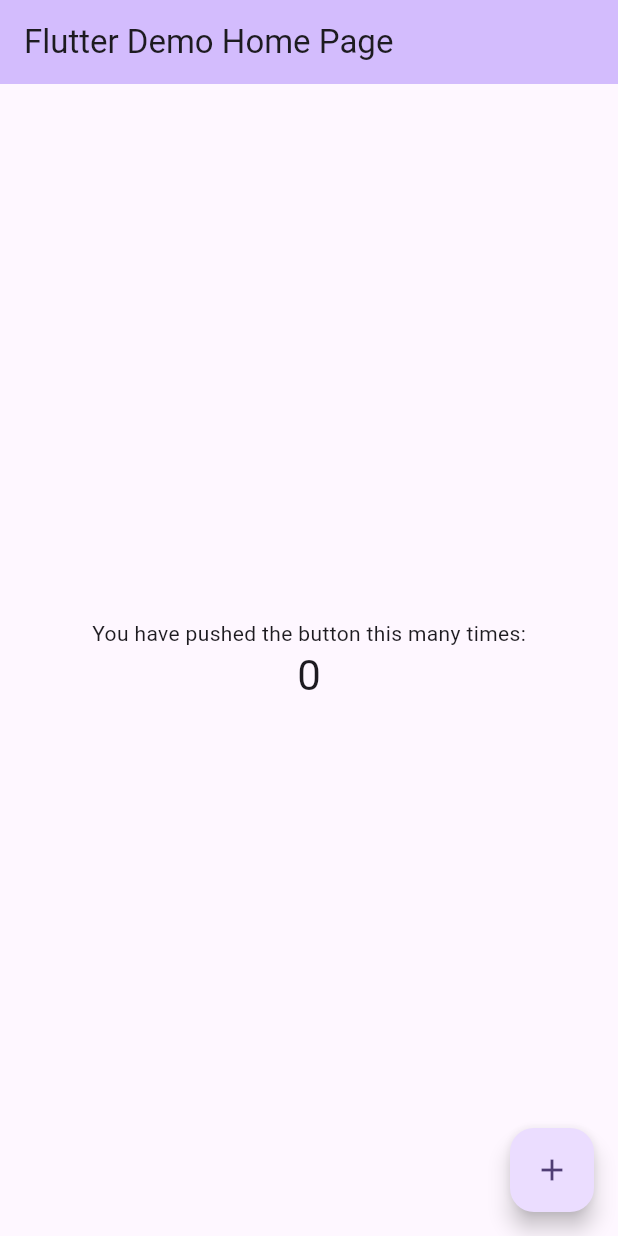
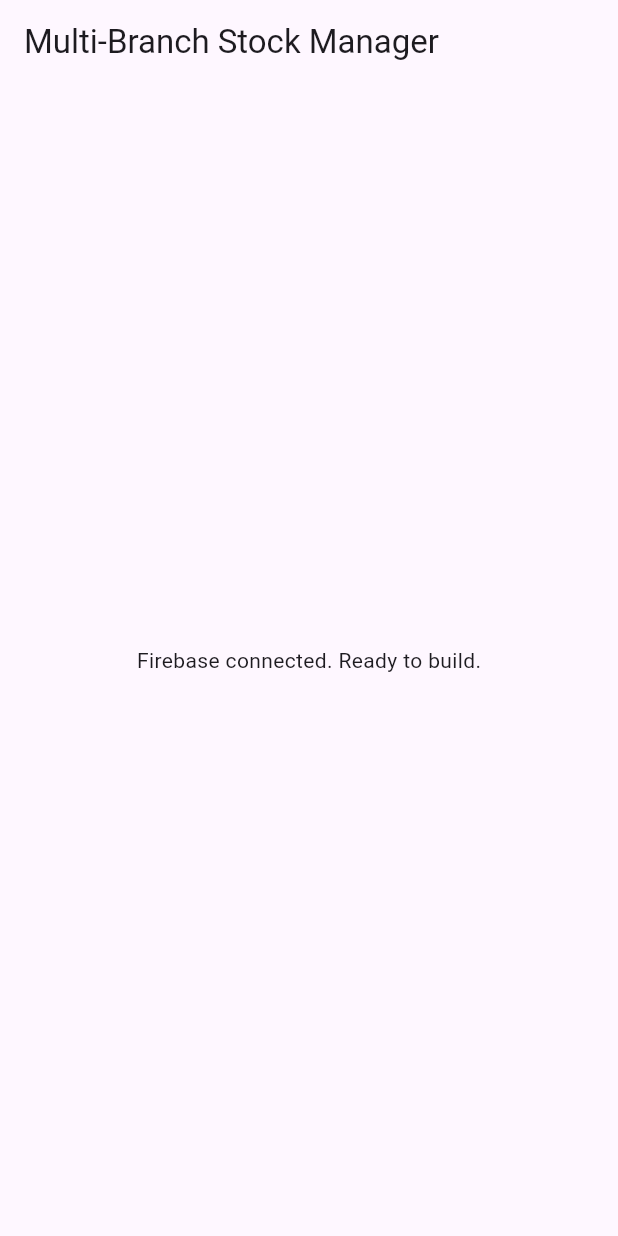
Before and after one commit to Drakhmonov/multi-branch-stock-manager, a Flutter app: the screen it shows after launch, on a phone screen of 412 x 824 dp. Run offline on Flutter 3.47's test engine with Material 3 defaults, Android fonts, the phone set to English and light mode, and no system bars; our stand-ins replace firebase_core; accounts and stored records are empty.

Commit message:
Connect Firebase (Firestore, Auth) to Flutter app

```diff
--- a/lib/main.dart
+++ b/lib/main.dart
@@ -1,121 +1,40 @@
 import 'package:flutter/material.dart';
+import 'package:firebase_core/firebase_core.dart';
+import 'firebase_options.dart';
 
-void main() {
+void main() async {
+  WidgetsFlutterBinding.ensureInitialized();
+  await Firebase.initializeApp(
+    options: DefaultFirebaseOptions.currentPlatform,
+  );
   runApp(const MyApp());
 }
 
 class MyApp extends StatelessWidget {
   const MyApp({super.key});
 
-  // This widget is the root of your application.
   @override
   Widget build(BuildContext context) {
     return MaterialApp(
-      title: 'Flutter Demo',
+      title: 'Multi-Branch Stock Manager',
       theme: ThemeData(
-        // This is the theme of your application.
-        //
-        // TRY THIS: Try running your application with "flutter run". You'll see
-        // the application has a purple toolbar. Then, without quitting the app,
-        // try changing the seedColor in the colorScheme below to Colors.green
-        // and then invoke "hot reload" (save your changes or press the "hot
-        // reload" button in a Flutter-supported IDE, or press "r" if you used
-        // the command line to start the app).
-        //
-        // Notice that the counter didn't reset back to zero; the application
-        // state is not lost during the reload. To reset the state, use hot
-        // restart instead.
-        //
-        // This works for code too, not just values: Most code changes can be
-        // tested with just a hot reload.
-        colorScheme: .fromSeed(seedColor: Colors.deepPurple),
+        colorScheme: ColorScheme.fromSeed(seedColor: Colors.deepPurple),
+        useMaterial3: true,
       ),
-      home: const MyHomePage(title: 'Flutter Demo Home Page'),
+      home: const HomeScreen(),
     );
   }
 }
 
-class MyHomePage extends StatefulWidget {
-  const MyHomePage({super.key, required this.title});
-
-  // This widget is the home page of your application. It is stateful, meaning
-  // that it has a State object (defined below) that contains fields that affect
-  // how it looks.
-
-  // This class is the configuration for the state. It holds the values (in this
-  // case the title) provided by the parent (in this case the App widget) and
-  // used by the build method of the State. Fields in a Widget subclass are
-  // always marked "final".
-
-  final String title;
-
-  @override
-  State<MyHomePage> createState() => _MyHomePageState();
-}
-
-class _MyHomePageState extends State<MyHomePage> {
-  int _counter = 0;
-
-  void _incrementCounter() {
-    setState(() {
-      // This call to setState tells the Flutter framework that something has
-      // changed in this State, which causes it to rerun the build method below
-      // so that the display can reflect the updated values. If we changed
-      // _counter without calling setState(), then the build method would not be
-      // called again, and so nothing would appear to happen.
-      _counter++;
-    });
-  }
+class HomeScreen extends StatelessWidget {
+  const HomeScreen({super.key});
 
   @override
   Widget build(BuildContext context) {
-    // This method is rerun every time setState is called, for instance as done
-    // by the _incrementCounter method above.
-    //
-    // The Flutter framework has been optimized to make rerunning build methods
-    // fast, so that you can just rebuild anything that needs updating rather
-    // than having to individually change instances of widgets.
     return Scaffold(
-      appBar: AppBar(
-        // TRY THIS: Try changing the color here to a specific color (to
-        // Colors.amber, perhaps?) and trigger a hot reload to see the AppBar
-        // change color while the other colors stay the same.
-        backgroundColor: Theme.of(context).colorScheme.inversePrimary,
-        // Here we take the value from the MyHomePage object that was created by
-        // the App.build method, and use it to set our appbar title.
-        title: Text(widget.title),
-      ),
-      body: Center(
-        // Center is a layout widget. It takes a single child and positions it
-        // in the middle of the parent.
-        child: Column(
-          // Column is also a layout widget. It takes a list of children and
-          // arranges them vertically. By default, it sizes itself to fit its
-          // children horizontally, and tries to be as tall as its parent.
-          //
-          // Column has various properties to control how it sizes itself and
-          // how it positions its children. Here we use mainAxisAlignment to
-          // center the children vertically; the main axis here is the vertical
-          // axis because Columns are vertical (the cross axis would be
-          // horizontal).
-          //
-          // TRY THIS: Invoke "debug painting" (choose the "Toggle Debug Paint"
-          // action in the IDE, or press "p" in the console), to see the
-          // wireframe for each widget.
-          mainAxisAlignment: .center,
-          children: [
-            const Text('You have pushed the button this many times:'),
-            Text(
-              '$_counter',
-              style: Theme.of(context).textTheme.headlineMedium,
-            ),
-          ],
-        ),
-      ),
-      floatingActionButton: FloatingActionButton(
-        onPressed: _incrementCounter,
-        tooltip: 'Increment',
-        child: const Icon(Icons.add),
+      appBar: AppBar(title: const Text('Multi-Branch Stock Manager')),
+      body: const Center(
+        child: Text('Firebase connected. Ready to build.'),
       ),
     );
   }
--- a/pubspec.yaml
+++ b/pubspec.yaml
@@ -34,6 +34,9 @@ dependencies:
   # The following adds the Cupertino Icons font to your application.
   # Use with the CupertinoIcons class for iOS style icons.
   cupertino_icons: ^1.0.8
+  firebase_core: ^4.11.0
+  cloud_firestore: ^6.6.0
+  firebase_auth: ^6.5.4
 
 dev_dependencies:
   flutter_test:
```
Also changed, not shown: firebase.json (added), lib/firebase_options.dart (added), 5 other files.
